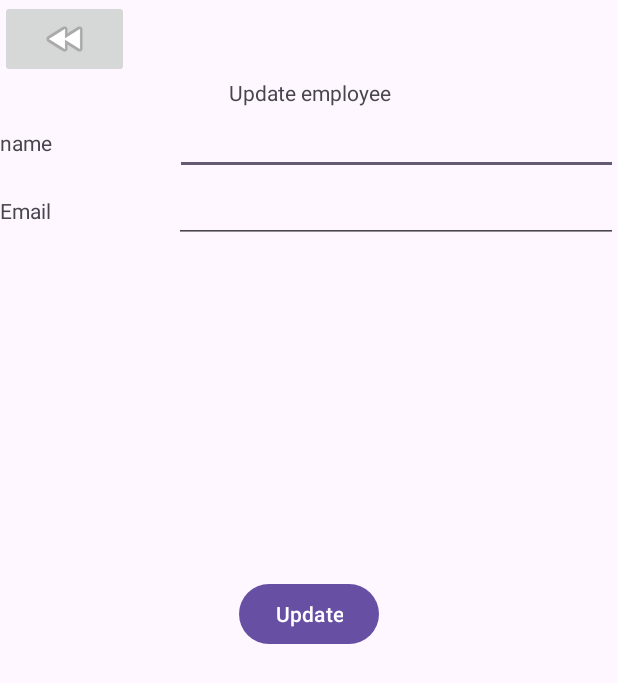
After one commit to oussema1998/employee_index, an Android app: the UpdateEmployeeActivity screen opened directly, with no data from a screen before it, on a phone screen of 412 x 824 dp. The commit adds this screen. Shown: the top 683 px of the screen. Run offline under Robolectric (Android 15) with nearby library versions, the phone set to English and light mode, and no system bars.

Commit message:
all cruds working

```diff
--- a/android_studio_employee/app/src/main/AndroidManifest.xml
+++ b/android_studio_employee/app/src/main/AndroidManifest.xml
@@ -16,6 +16,9 @@
         android:usesCleartextTraffic="true"
         tools:targetApi="31">
         <activity
+            android:name=".UpdateEmployeeActivity"
+            android:exported="false" />
+        <activity
             android:name=".DetailsEmployee"
             android:exported="false" />
         <activity
--- /dev/null
+++ b/android_studio_employee/app/src/main/res/layout/activity_update_employee.xml
@@ -0,0 +1,76 @@
+<?xml version="1.0" encoding="utf-8"?>
+<LinearLayout xmlns:android="http://schemas.android.com/apk/res/android"
+    xmlns:app="http://schemas.android.com/apk/res-auto"
+    xmlns:tools="http://schemas.android.com/tools"
+    android:layout_width="match_parent"
+    android:layout_height="match_parent"
+    android:orientation="vertical"
+    tools:context=".UpdateEmployeeActivity">
+
+    <ImageButton
+        android:id="@+id/retourBtn"
+        android:layout_width="86dp"
+        android:layout_height="wrap_content"
+        android:onClick="goBack"
+        app:srcCompat="@android:drawable/ic_media_rew" />
+
+    <TextView
+        android:id="@+id/textView4"
+        android:layout_width="match_parent"
+        android:layout_height="wrap_content"
+        android:text="Update employee"
+        android:textAlignment="center" />
+
+    <LinearLayout
+        android:layout_width="match_parent"
+        android:layout_height="wrap_content"
+        android:orientation="horizontal">
+
+        <TextView
+            android:layout_width="wrap_content"
+            android:layout_height="wrap_content"
+            android:layout_weight="1"
+            android:text="name" />
+
+        <EditText
+            android:id="@+id/nameField"
+            android:layout_width="wrap_content"
+            android:layout_height="wrap_content"
+            android:layout_weight="1"
+            android:ems="10"
+            android:inputType="text" />
+    </LinearLayout>
+
+    <LinearLayout
+        android:layout_width="match_parent"
+        android:layout_height="wrap_content"
+        android:orientation="horizontal">
+
+        <TextView
+            android:layout_width="wrap_content"
+            android:layout_height="wrap_content"
+            android:layout_weight="1"
+            android:text="Email" />
+
+        <EditText
+            android:id="@+id/emailField"
+            android:layout_width="wrap_content"
+            android:layout_height="wrap_content"
+            android:layout_weight="1"
+            android:ems="10" />
+    </LinearLayout>
+
+    <LinearLayout
+        android:layout_width="match_parent"
+        android:layout_height="495dp"
+        android:gravity="center"
+        android:orientation="horizontal">
+
+        <Button
+            android:id="@+id/updateButton"
+            android:layout_width="wrap_content"
+            android:layout_height="wrap_content"
+            android:text="Update" />
+    </LinearLayout>
+
+</LinearLayout>
--- a/back_employee/employee/src/main/java/com/example/employee/controllers/EmployeeController.java
+++ b/back_employee/employee/src/main/java/com/example/employee/controllers/EmployeeController.java
@@ -32,5 +32,8 @@ public Employee getEmployee( @PathVariable Integer id){return employeeRepo.findB
         employeeRepo.deleteById(id);
     }
 
+    @PutMapping("/update")
+    public Employee updateEmployee(@Valid @RequestBody Employee e){return employeeRepo.save(e);}
+
 
 }
```
Also changed, not shown: android_studio_employee/app/src/main/java/Employee/main/DetailsEmployee.java (+14 -0 lines), android_studio_employee/app/src/main/java/Employee/main/UpdateEmployeeActivity.java (added, +132 -0 lines), android_studio_employee/app/src/main/java/services/EmployeeService.java (+30 -0 lines), android_studio_employee/app/src/main/res/layout/activity_details_employee.xml (+25 -7 lines), desktop_employee/employee/src/main/java/Controller/EmployeeListController.java (+27 -1 lines), desktop_employee/employee/src/main/java/Controller/UpdateEmployeeController.java (added, +78 -0 lines), desktop_employee/employee/src/main/java/Main/MainClass.java (+4 -10 lines), desktop_employee/employee/src/main/java/Services/EmployeeService.java (+24 -0 lines), 9 other files.
